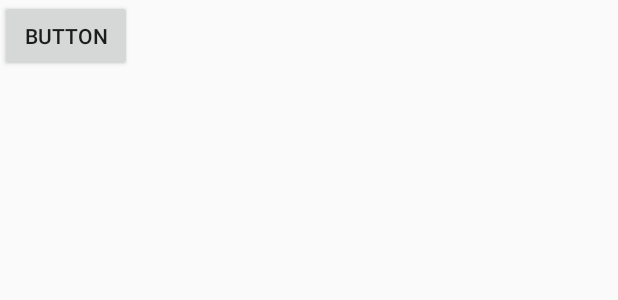
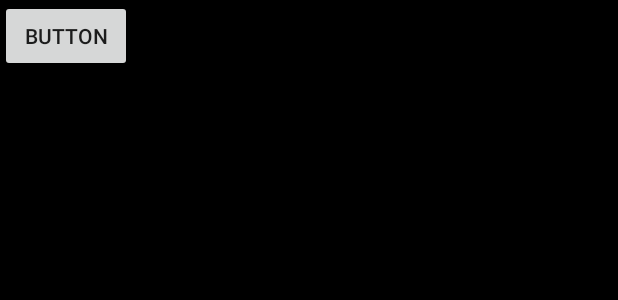
Before and after one commit to Rock3f/Murphy, an Android app: the layout activity_main.xml on its own in the app's theme, with its tools: preview values and no code run, on a phone screen of 412 x 824 dp. Shown: the top 300 px of the screen. Run offline under Robolectric (Android 15) with nearby library versions, the phone set to English and light mode, and no system bars.

Commit message:
Appli de darkos
Couleur

```diff
--- a/app/src/main/res/layout/activity_intro.xml
+++ b/app/src/main/res/layout/activity_intro.xml
@@ -4,6 +4,7 @@
     xmlns:tools="http://schemas.android.com/tools"
     android:layout_width="match_parent"
     android:layout_height="match_parent"
-    tools:context="com.example.tbadi.murphy.Intro">
+    tools:context="com.example.tbadi.murphy.Intro"
+    android:background="@color/colorBackground">
 
 </android.support.constraint.ConstraintLayout>
--- a/app/src/main/res/layout/activity_main.xml
+++ b/app/src/main/res/layout/activity_main.xml
@@ -4,7 +4,8 @@
     xmlns:tools="http://schemas.android.com/tools"
     android:layout_width="match_parent"
     android:layout_height="match_parent"
-    tools:context="com.example.tbadi.murphy.MainActivity">
+    tools:context="com.example.tbadi.murphy.MainActivity"
+    android:background="@color/colorBackground">
 
     <Button
         android:id="@+id/button"
--- a/app/src/main/res/values/colors.xml
+++ b/app/src/main/res/values/colors.xml
@@ -3,4 +3,5 @@
     <color name="colorPrimary">#3F51B5</color>
     <color name="colorPrimaryDark">#303F9F</color>
     <color name="colorAccent">#FF4081</color>
+    <color name="colorBackground">#000000</color>
 </resources>
```
